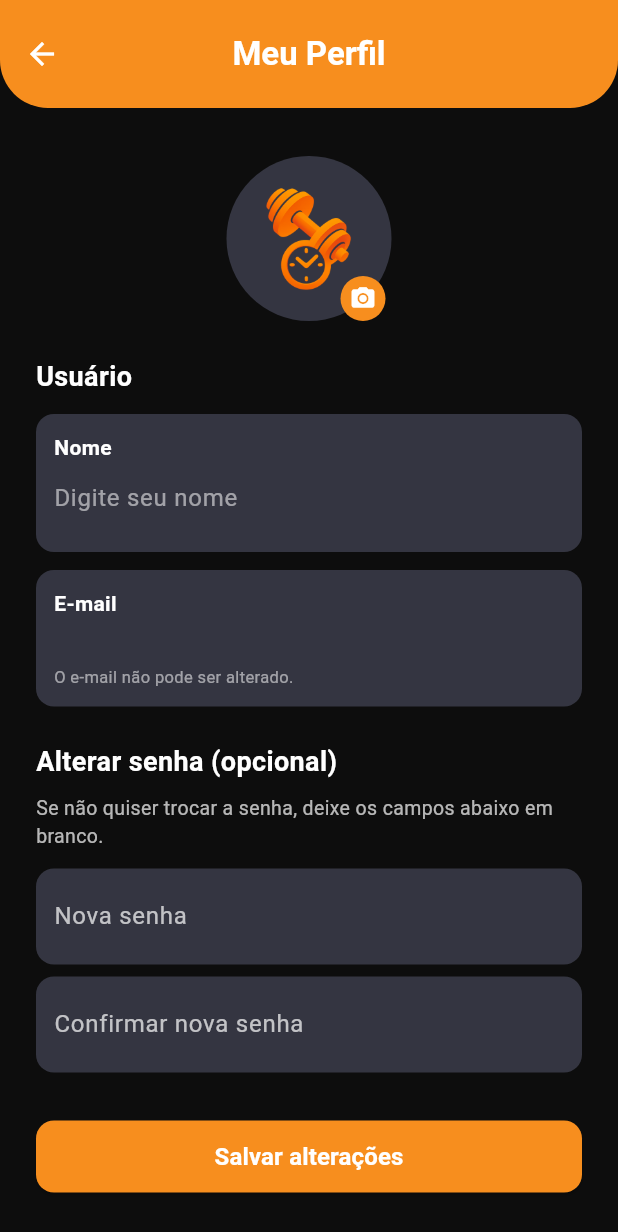
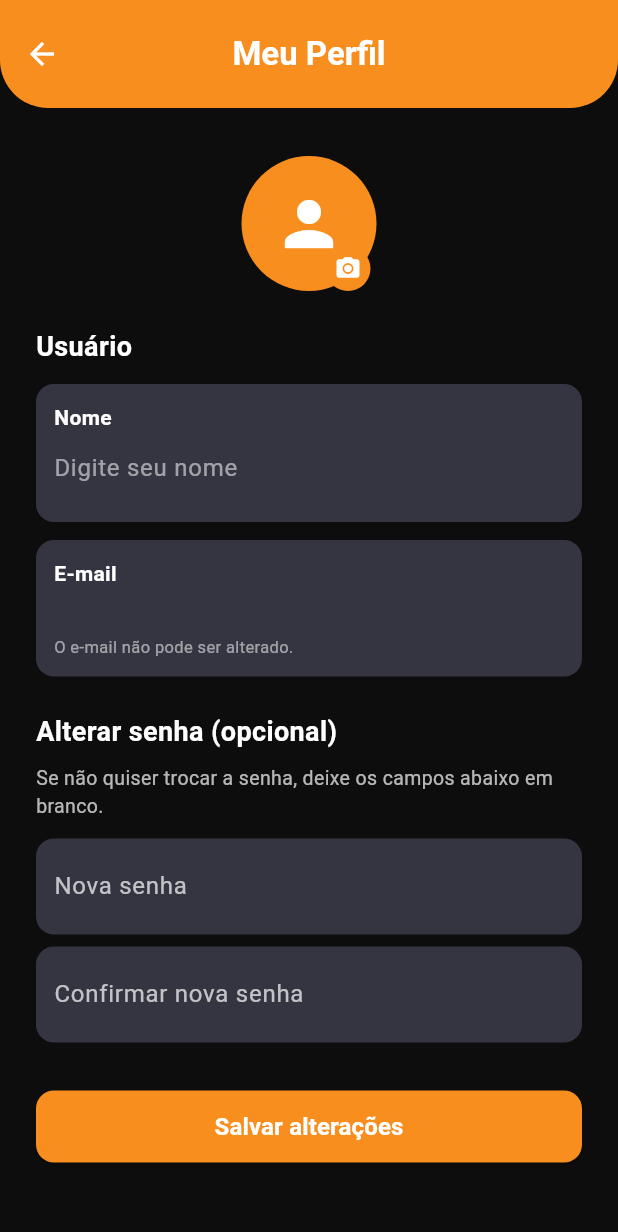
Before and after one commit to GustaDuarte/gym-easy, a Flutter app: the screen it shows once a user with an empty profile is signed in, in the side drawer, after a tap on "Meu Perfil", on a phone screen of 412 x 824 dp. Shown: the top 1232 px of the screen. Run offline on Flutter 3.47's test engine with Material 3 defaults, Android fonts, the phone set to English and light mode, and no system bars; our stand-ins replace cloud_firestore, firebase_auth, firebase_core, firebase_storage, image_picker, shared_preferences; accounts and stored records are empty.

Commit message:
✨ feat: ajustes finais na estilização do app

```diff
--- a/lib/components/initial_list.dart
+++ b/lib/components/initial_list.dart
@@ -1,7 +1,6 @@
 import 'package:flutter/material.dart';
 import 'package:flutter_projects/models/exercise_model.dart';
 import 'package:flutter_projects/service/exercise_service.dart';
-
 import 'home_modal.dart';
 import '../_core/my_colors.dart';
 import '../screens/exercise_screen.dart';
--- a/lib/main.dart
+++ b/lib/main.dart
@@ -9,9 +9,7 @@ import 'firebase_options.dart';
 
 void main() async {
   WidgetsFlutterBinding.ensureInitialized();
-  await Firebase.initializeApp(
-    options: DefaultFirebaseOptions.currentPlatform,
-  );
+  await Firebase.initializeApp(options: DefaultFirebaseOptions.currentPlatform);
   runApp(const MyApp());
 }
 
@@ -23,6 +21,9 @@ class MyApp extends StatelessWidget {
     return MaterialApp(
       title: 'Flutter Demo',
       theme: ThemeData.dark().copyWith(
+        progressIndicatorTheme: const ProgressIndicatorThemeData(
+          color: MyColors.strongOranje
+        ),
         colorScheme: ColorScheme.fromSeed(seedColor: Colors.deepPurple),
         textSelectionTheme: TextSelectionThemeData(
           cursorColor: MyColors.strongOranje,
@@ -42,12 +43,13 @@ class RouterSreen extends StatelessWidget {
   Widget build(BuildContext context) {
     return StreamBuilder<User?>(
       stream: FirebaseAuth.instance.userChanges(),
-      builder: (context, snapshot){
-      if (snapshot.hasData){
-        return HomeScreen(user: snapshot.data!,);
-      } else {
-        return AuthenticationScreen();
-      }
-    },);
+      builder: (context, snapshot) {
+        if (snapshot.hasData) {
+          return HomeScreen(user: snapshot.data!);
+        } else {
+          return AuthenticationScreen();
+        }
+      },
+    );
   }
 }
--- a/lib/screens/home_screen.dart
+++ b/lib/screens/home_screen.dart
@@ -66,13 +66,23 @@ class _HomeScreenState extends State<HomeScreen> {
           padding: EdgeInsets.zero,
           children: [
             UserAccountsDrawerHeader(
-              currentAccountPicture: CircleAvatar(
-                backgroundImage:
-                    (_currentUser.photoURL != null &&
-                            _currentUser.photoURL!.isNotEmpty)
-                        ? NetworkImage(_currentUser.photoURL!)
-                        : const AssetImage("assets/logo.png") as ImageProvider,
-              ),
+              currentAccountPicture:
+                  (_currentUser.photoURL != null &&
+                          _currentUser.photoURL!.isNotEmpty)
+                      ? CircleAvatar(
+                        radius: 32,
+                        backgroundImage: NetworkImage(_currentUser.photoURL!),
+                        backgroundColor: Colors.transparent,
+                      )
+                      : CircleAvatar(
+                        radius: 32,
+                        backgroundColor: MyColors.strongOranje,
+                        child: const Icon(
+                          Icons.person,
+                          color: MyColors.textCards,
+                          size: 40,
+                        ),
+                      ),
               decoration: BoxDecoration(color: MyColors.backgroundCards),
               accountName: Text(
                 _currentUser.displayName ?? "",
@@ -126,9 +136,7 @@ class _HomeScreenState extends State<HomeScreen> {
                 Navigator.pop(context);
                 Navigator.push(
                   context,
-                  MaterialPageRoute(
-                    builder: (_) => HistoryScreen(),
-                  ),
+                  MaterialPageRoute(builder: (_) => HistoryScreen()),
                 );
               },
             ),
@@ -154,9 +162,7 @@ class _HomeScreenState extends State<HomeScreen> {
 
                 await Navigator.push(
                   context,
-                  MaterialPageRoute(
-                    builder: (_) => const SettingsScreen(),
-                  ),
+                  MaterialPageRoute(builder: (_) => const SettingsScreen()),
                 );
 
                 if (!mounted) return;
--- a/lib/screens/profile_screen.dart
+++ b/lib/screens/profile_screen.dart
@@ -9,6 +9,7 @@ import 'package:image_picker/image_picker.dart';
 
 class ProfileScreen extends StatefulWidget {
   final User user;
+
   const ProfileScreen({super.key, required this.user});
 
   @override
@@ -33,8 +34,9 @@ class _ProfileScreenState extends State<ProfileScreen> {
   @override
   void initState() {
     super.initState();
-    _nameController =
-        TextEditingController(text: widget.user.displayName ?? "");
+    _nameController = TextEditingController(
+      text: widget.user.displayName ?? "",
+    );
     _emailController = TextEditingController(text: widget.user.email ?? "");
     _photoUrl = widget.user.photoURL;
   }
@@ -90,13 +92,23 @@ class _ProfileScreenState extends State<ProfileScreen> {
                     alignment: Alignment.center,
                     children: [
                       CircleAvatar(
-                        radius: 55,
-                        backgroundColor: MyColors.backgroundCards,
-                        backgroundImage: (_photoUrl != null &&
-                            _photoUrl!.isNotEmpty)
-                            ? NetworkImage(_photoUrl!)
-                            : const AssetImage("assets/logo.png")
-                        as ImageProvider,
+                        radius: 45,
+                        backgroundColor:
+                            (_photoUrl == null || _photoUrl!.isEmpty)
+                                ? MyColors.strongOranje
+                                : Colors.transparent,
+                        child:
+                            (_photoUrl != null && _photoUrl!.isNotEmpty)
+                                ? CircleAvatar(
+                                  radius: 45,
+                                  backgroundImage: NetworkImage(_photoUrl!),
+                                  backgroundColor: Colors.transparent,
+                                )
+                                : const Icon(
+                                  Icons.person,
+                                  color: MyColors.textCards,
+                                  size: 48,
+                                ),
                       ),
                       if (_isUploadingPhoto)
                         Positioned.fill(
@@ -148,8 +160,10 @@ class _ProfileScreenState extends State<ProfileScreen> {
 
               Container(
                 width: double.infinity,
-                padding:
-                const EdgeInsets.symmetric(horizontal: 12, vertical: 12),
+                padding: const EdgeInsets.symmetric(
+                  horizontal: 12,
+                  vertical: 12,
+                ),
                 decoration: BoxDecoration(
                   color: MyColors.backgroundCards,
                   borderRadius: BorderRadius.circular(12),
@@ -167,10 +181,7 @@ class _ProfileScreenState extends State<ProfileScreen> {
                     ),
                     TextFormField(
                       controller: _nameController,
-                      style: const TextStyle(
-                        color: Colors.white,
-                        fontSize: 16,
-                      ),
+                      style: const TextStyle(color: Colors.white, fontSize: 16),
                       cursorColor: MyColors.strongOranje,
                       decoration: const InputDecoration(
                         hintText: "Digite seu nome",
@@ -193,8 +204,10 @@ class _ProfileScreenState extends State<ProfileScreen> {
               const SizedBox(height: 12),
               Container(
                 width: double.infinity,
-                padding:
-                const EdgeInsets.symmetric(horizontal: 12, vertical: 12),
+                padding: const EdgeInsets.symmetric(
+                  horizontal: 12,
+                  vertical: 12,
+                ),
                 decoration: BoxDecoration(
                   color: MyColors.backgroundCards,
                   borderRadius: BorderRadius.circular(12),
@@ -213,18 +226,12 @@ class _ProfileScreenState extends State<ProfileScreen> {
                     const SizedBox(height: 4),
                     Text(
                       _emailController.text,
-                      style: const TextStyle(
-                        color: Colors.white,
-                        fontSize: 16,
-                      ),
+                      style: const TextStyle(color: Colors.white, fontSize: 16),
                     ),
                     const SizedBox(height: 4),
                     const Text(
                       "O e-mail não pode ser alterado.",
-                      style: TextStyle(
-                        color: Colors.white54,
-                        fontSize: 11,
-                      ),
+                      style: TextStyle(color: Colors.white54, fontSize: 11),
                     ),
                   ],
                 ),
@@ -241,16 +248,15 @@ class _ProfileScreenState extends State<ProfileScreen> {
               const SizedBox(height: 8),
               const Text(
                 "Se não quiser trocar a senha, deixe os campos abaixo em branco.",
-                style: TextStyle(
-                  color: Colors.white70,
-                  fontSize: 13,
-                ),
+                style: TextStyle(color: Colors.white70, fontSize: 13),
               ),
               const SizedBox(height: 12),
               Container(
                 width: double.infinity,
-                padding:
-                const EdgeInsets.symmetric(horizontal: 12, vertical: 4),
+                padding: const EdgeInsets.symmetric(
+                  horizontal: 12,
+                  vertical: 4,
+                ),
                 decoration: BoxDecoration(
                   color: MyColors.backgroundCards,
                   borderRadius: BorderRadius.circular(12),
@@ -277,8 +283,10 @@ class _ProfileScreenState extends State<ProfileScreen> {
               const SizedBox(height: 8),
               Container(
                 width: double.infinity,
-                padding:
-                const EdgeInsets.symmetric(horizontal: 12, vertical: 4),
+                padding: const EdgeInsets.symmetric(
+                  horizontal: 12,
+                  vertical: 4,
+                ),
                 decoration: BoxDecoration(
                   color: MyColors.backgroundCards,
                   borderRadius: BorderRadius.circular(12),
@@ -318,10 +326,12 @@ class _ProfileScreenState extends State<ProfileScreen> {
                       borderRadius: BorderRadius.circular(12),
                     ),
                   ),
-                  child: _isSaving
+                  child:
+                      _isSaving
                           ? const CircularProgressIndicator(
-                    valueColor:
-                    AlwaysStoppedAnimation<Color>(Colors.white),
+                            valueColor: AlwaysStoppedAnimation<Color>(
+                              Colors.white,
+                            ),
                           )
                           : const Text(
                             "Salvar alterações",
@@ -393,10 +403,7 @@ class _ProfileScreenState extends State<ProfileScreen> {
         _isUploadingPhoto = false;
       });
 
-      showSnackBar(
-        context: context,
-        text: "Foto de perfil alterada!",
-      );
+      showSnackBar(context: context, text: "Foto de perfil alterada!");
     } catch (e) {
       if (!mounted) return;
       setState(() {
@@ -432,10 +439,7 @@ class _ProfileScreenState extends State<ProfileScreen> {
     if (error != null) {
       showSnackBar(context: context, text: error);
     } else {
-      showSnackBar(
-        context: context,
-        text: "Dados atualizados com sucesso!",
-      );
+      showSnackBar(context: context, text: "Dados atualizados com sucesso!");
 
       await Future.delayed(const Duration(milliseconds: 500));
       if (!mounted) return;
--- a/pubspec.yaml
+++ b/pubspec.yaml
@@ -67,4 +67,4 @@ flutter:
 
   # To add assets to your application, add an assets section, like this:
   assets:
-     - assets/
+     - assets/logo.png
```
Also changed, not shown: lib/components/home_modal.dart (+92 -55 lines), lib/components/load_modal.dart (+55 -11 lines), lib/components/showLoadHistory.dart (+16 -5 lines), lib/screens/exercise_screen.dart (+13 -3 lines), lib/screens/history_screen.dart (+24 -8 lines), lib/service/authentification_service.dart (+54 -10 lines). Lines whose indentation alone changed are shown as unchanged.
